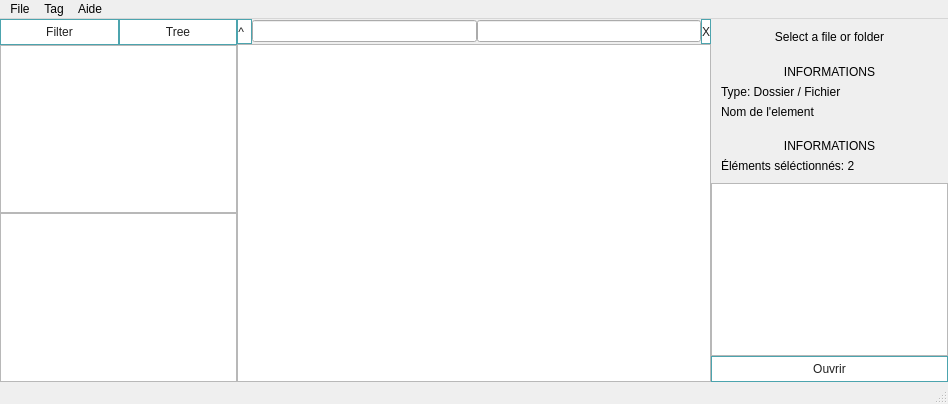
Old version of the form MarcoPolo/mainwindow.ui in the repository ErrOrnAmE/MarcoPolo.
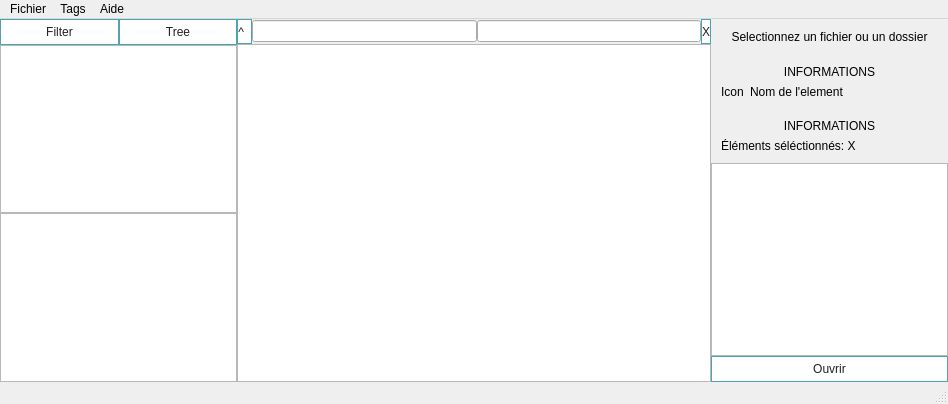
New version of the form.

Commit message: Enable icons and open button

The edit to the form file:
```diff
--- a/MarcoPolo/mainwindow.ui
+++ b/MarcoPolo/mainwindow.ui
@@ -239,7 +239,7 @@
            <item>
             <widget class="QLabel" name="label_4">
              <property name="text">
-              <string>Select a file or folder</string>
+              <string>Selectionnez un fichier ou un dossier</string>
              </property>
              <property name="alignment">
               <set>Qt::AlignCenter</set>
@@ -275,20 +275,24 @@
             </widget>
            </item>
            <item>
-            <widget class="QLabel" name="label_2">
+            <layout class="QHBoxLayout" name="horizontalLayout_3" stretch="0,1">
+             <item>
+              <widget class="QLabel" name="iconLabel">
              <property name="text">
-              <string>Type: Dossier / Fichier</string>
+                <string>Icon</string>
              </property>
             </widget>
            </item>
            <item>
-            <widget class="QLabel" name="label_3">
+              <widget class="QLabel" name="nameLabel">
              <property name="text">
               <string>Nom de l'element</string>
              </property>
             </widget>
            </item>
           </layout>
+           </item>
+          </layout>
          </widget>
         </item>
         <item>
@@ -319,7 +323,7 @@
            <item>
             <widget class="QLabel" name="countLabel">
              <property name="text">
-              <string>Éléments séléctionnés: 2</string>
+              <string>Éléments séléctionnés: X</string>
              </property>
             </widget>
            </item>
@@ -353,12 +357,12 @@
    </property>
    <widget class="QMenu" name="menuFile">
     <property name="title">
-     <string>File</string>
+     <string>Fichier</string>
     </property>
    </widget>
    <widget class="QMenu" name="menuTag">
     <property name="title">
-     <string>Tag</string>
+     <string>Tags</string>
     </property>
    </widget>
    <widget class="QMenu" name="menuAide">
```
Left out of the diff: 30 changed lines with no effect on the pictures. Lines whose indentation alone changed are shown as unchanged. The commit also changes 2 other files.
